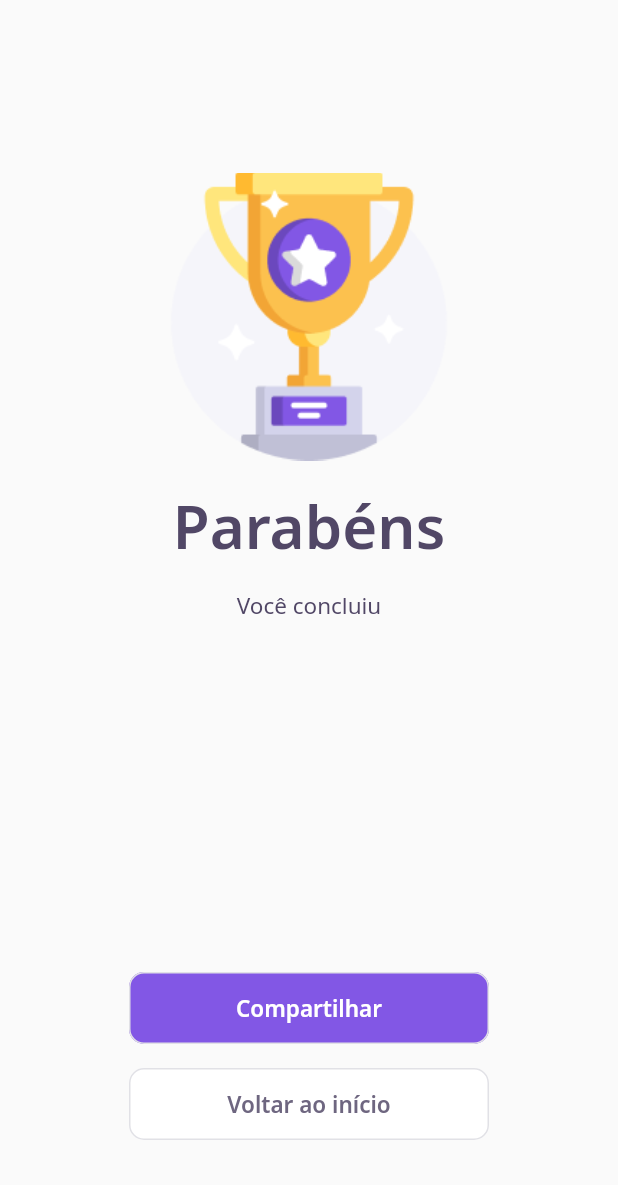
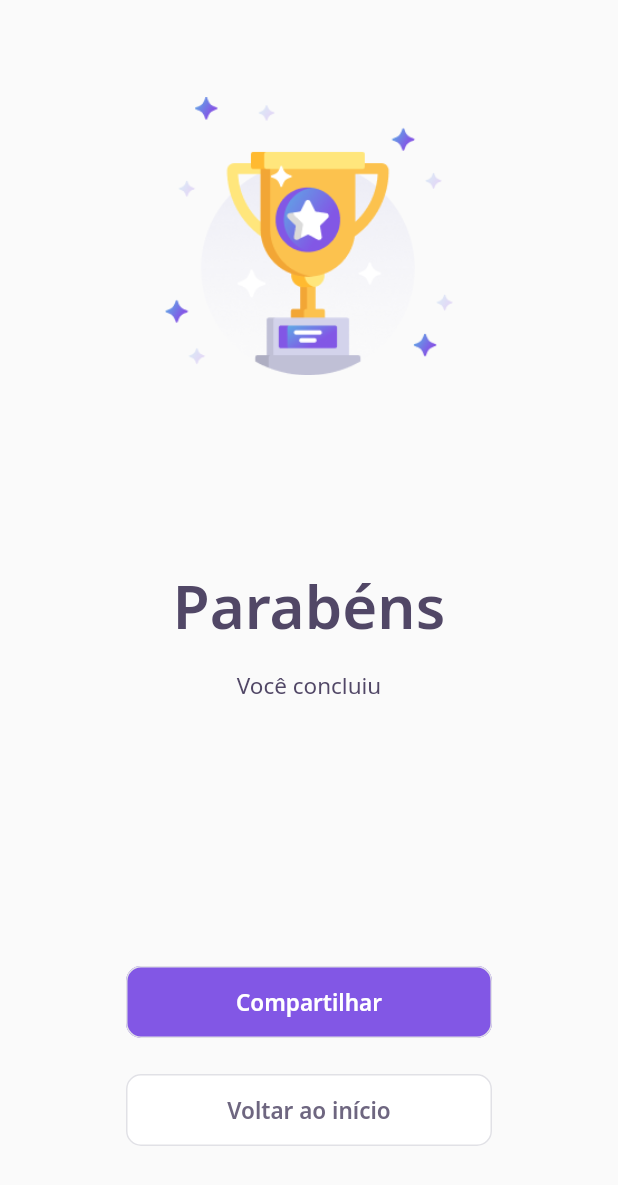
Before and after one commit to Andersonlimahw/flutter-rocketseat-devquiz, a Flutter app: the SummaryPage screen opened directly with empty values, on a phone screen of 412 x 824 dp. Shown: the top 1185 px of the screen. Run offline on Flutter 3.47's test engine with Material 2 defaults, Android fonts, the phone set to English and light mode, and no system bars; our stand-ins replace google_fonts; network calls fail.

Commit message:
Atualizando navegação do quiz

```diff
--- a/lib/core/app_widget.dart
+++ b/lib/core/app_widget.dart
@@ -1,5 +1,5 @@
 // import 'package:DevQuiz/home/home_page.dart';
-import 'package:DevQuiz/home/home_page.dart';
+import 'package:DevQuiz/splash/splash_page.dart';
 import 'package:flutter/material.dart';
 
 class AppWidget extends StatelessWidget {
@@ -7,7 +7,7 @@ class AppWidget extends StatelessWidget {
   Widget build(BuildContext context) {
     return MaterialApp(
       title: "DevQuiz",
-      home: HomePage(),
+      home: SplashPage(),
     );
   }
 }
--- a/lib/summary/summary_page.dart
+++ b/lib/summary/summary_page.dart
@@ -1,4 +1,5 @@
 import 'package:DevQuiz/challange/widgets/next_button/next_button_widget.dart';
+import 'package:DevQuiz/home/home_page.dart';
 import 'package:flutter/material.dart';
 
 import 'package:DevQuiz/core/core.dart';
@@ -18,19 +19,25 @@ class SummaryPage extends StatelessWidget {
   Widget build(BuildContext context) {
     return Scaffold(
       body: Container(
+        width: double.maxFinite,
         padding: const EdgeInsets.symmetric(horizontal: 16),
         child: Column(
           crossAxisAlignment: CrossAxisAlignment.center,
-        mainAxisAlignment: MainAxisAlignment.center,
+          mainAxisAlignment: MainAxisAlignment.spaceAround,
+          children: [
+            Column(
               children: [
                 Container(
                   width: 192,
                   height: 192,
                   child: Image.asset(AppImages.trophy),
                 ),
-          SizedBox(
-            height: 16,
+              ],
             ),
+
+            Column(
+              mainAxisAlignment: MainAxisAlignment.spaceAround,
+              children: [
                 Row(
                   mainAxisAlignment: MainAxisAlignment.center,
                   children: [
@@ -72,6 +79,8 @@ class SummaryPage extends StatelessWidget {
                 ),
               ],
             ),
+          ],
+        ),
       ),
       bottomNavigationBar: SafeArea(
         bottom: true,
@@ -86,28 +95,42 @@ class SummaryPage extends StatelessWidget {
               SizedBox(
                 height: 32,
               ),
-              Container(
-                width: 240,
+              Row(
+                children: [
+                Expanded(
+                  child: Padding(
+                    padding: const EdgeInsets.symmetric(horizontal: 68),
                     child: NextButtonWidget.purple(
-                  label: "Compartilhar", onTap: () {}
+                        label: "Compartilhar",
+                        onTap: () {
+                          print(answersScore);
+                        }),
                   ),
                 ),
+              ]),
               SizedBox(
-                height: 16,
+                height: 24,
               ),
-              Container(
-                width: 240,
+               Row(
+                children: [
+                Expanded(
+                  child: Padding(
+                    padding: const EdgeInsets.symmetric(horizontal: 68),
                     child: NextButtonWidget.white(
-                  label: "Voltar ao início", onTap: () {}
+                        label: "Voltar ao início",
+                        onTap: () {
+                          Navigator.pop(context);
+                        }),
                   ),
                 ),
+              ]),
               SizedBox(
                 height: 32,
               ),
             ],
-
           ),
         ),
-    ),);
+      ),
+    );
   }
 }
```
Also changed, not shown: lib/challange/challange_page.dart (+10 -4 lines), lib/splash/splash_page.dart (+13 -10 lines), assets/images/trophy.png, assets/images/trophy_old.png (added). Lines whose indentation alone changed are shown as unchanged.
